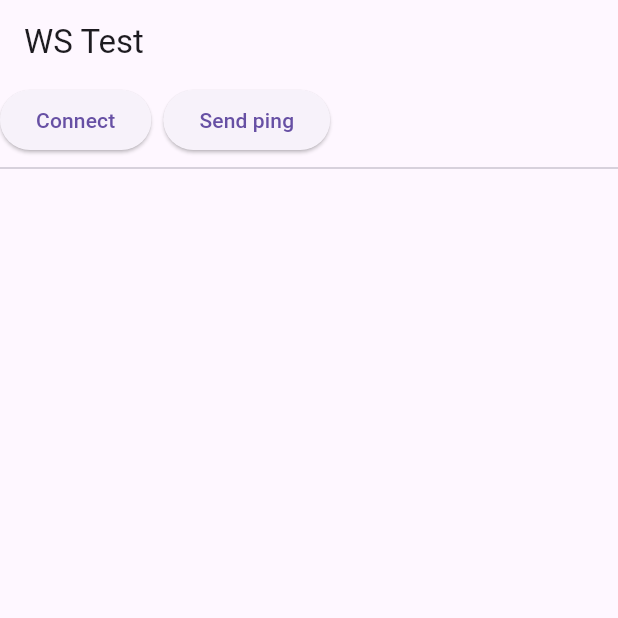
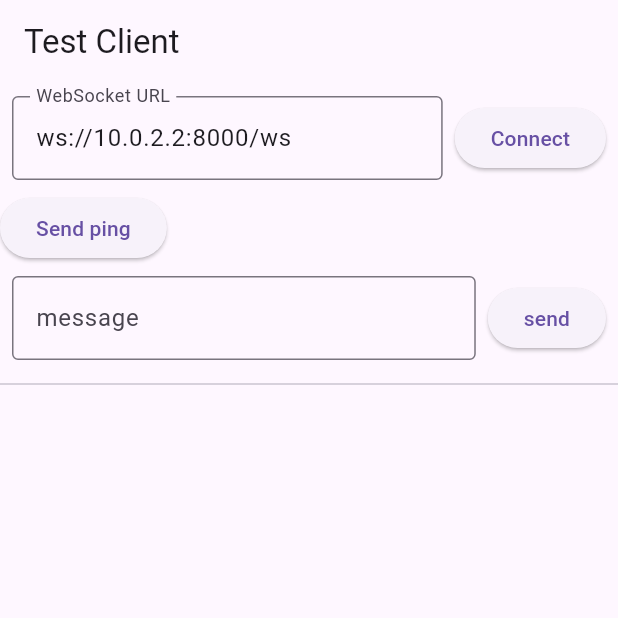
Before and after one commit to Xentox/Client-Server-Flutter, a Flutter app: the screen it shows after launch, on a phone screen of 412 x 824 dp, the top half of it. Run offline on Flutter 3.47's test engine with Material 3 defaults, Android fonts, the phone set to English and light mode, and no system bars.

Commit message:
Updated Client + Comments

```diff
--- a/lib/main.dart
+++ b/lib/main.dart
@@ -1,7 +1,7 @@
 import 'package:flutter/material.dart';
 import 'package:web_socket_channel/web_socket_channel.dart';
 import 'dart:io';
-import 'package:web_socket_channel/io.dart'; // für Wrap
+import 'package:web_socket_channel/io.dart';
 
 void main() => runApp(const MaterialApp(home: WsDemo()));
 
@@ -13,44 +13,90 @@ class WsDemo extends StatefulWidget {
 class _WsDemoState extends State<WsDemo> {
   WebSocketChannel? ch;
   final List<String> log = [];
+  final TextEditingController _messageField = TextEditingController();
+  final TextEditingController _urlController = TextEditingController(text: 'ws://10.0.2.2:8000/ws');
 
+  /// Applies a connection to the specified WebSocket Server
   Future<void> connect() async {
-  final url = 'ws://10.0.2.2:8000/ws';            // exakt ohne Slash/Fragment
-  debugPrint('CONNECTING (raw): $url');
+    // Establish connection
+    final url = _urlController.text;
+    try {
+      final ws = await WebSocket.connect(url);
+      debugPrint('CONNECTED');
+      final ch = IOWebSocketChannel(ws);
+      setState(() => this.ch = ch);
 
-  try {
-    final ws = await WebSocket.connect(url);      // direkter dart:io-Handshake
-    debugPrint('CONNECTED OK');                   // sollte erreicht werden
-    // optional: in WebSocketChannel wrappen, wenn du Streams nutzen willst
-    final ch = IOWebSocketChannel(ws);
-    setState(() => this.ch = ch);                 // falls du eine ch-Variable nutzt
+      // Message Handler
       ch.stream.listen((data) {
+        // If client receives data, add '<<' to it
         setState(() => log.add('<< $data'));
-    }, onError: (e) {
-      setState(() => log.add('ERROR: $e'));
+      }, onError: (error) {
+        // If client receives error, add 'ERROR:' to it
+        setState(() => log.add('ERROR: $error'));
         this.ch = null;
       }, onDone: () {
+        // If client disconnects, write 'DONE' (not possible in this example)
         setState(() => log.add('DONE'));
         this.ch = null;
       });
-  } catch (e, st) {
-    debugPrint('CONNECT ERROR: $e');
-    debugPrint('$st');
-    setState(() => log.add('ERROR: $e'));
+    } catch (error) {
+      setState(() => log.add('ERROR: $error'));
     }
 }
 
-  void send() => ch?.sink.add('ping');
+  /// Sends a message to the server
+  /// @param text The message to send
+  void send(String text) => ch?.sink.add(text);
 
   @override
   Widget build(BuildContext context) => Scaffold(
-    appBar: AppBar(title: const Text('WS Test')),
+    appBar: AppBar(title: const Text('Test Client')),
     body: Column(children: [
+      Padding(
+        padding: const EdgeInsets.all(8.0),
+        child: Row(children: [
+          Expanded(
+            child: TextField(
+              controller: _urlController,
+              decoration: const InputDecoration(
+                labelText: 'WebSocket URL',
+                border: OutlineInputBorder(),
+              ),
+            ),
+          ),
+          const SizedBox(width: 8),
+          ElevatedButton(onPressed: connect, child: const Text('Connect')),
+        ]),
+      ),
       Row(children: [
-        ElevatedButton(onPressed: connect, child: const Text('Connect')),
+      ElevatedButton(onPressed: () => send('ping'), child: const Text('Send ping')),
+      ]),
+      Padding(
+        padding: const EdgeInsets.all(8.0),
+        child: Row(children: [
+          Expanded(
+            child: TextField(
+              controller: _messageField,
+              decoration: const InputDecoration(
+                labelText: 'message',
+                border: OutlineInputBorder(),
+              ),
+            ),
+          ),
           const SizedBox(width: 8),
-        ElevatedButton(onPressed: send, child: const Text('Send ping')),
+          ElevatedButton(
+            // If send button is pressed, print '>> [message]' for the client and empty the messageField
+            onPressed: () {
+              if (_messageField.text.isNotEmpty) {
+                send(_messageField.text);
+                setState(() => log.add('>> ${_messageField.text}'));
+                _messageField.clear();
+              }
+            },
+            child: const Text('send'),
+          ),
         ]),
+      ),
       const Divider(),
       Expanded(child: ListView(children: [for (final m in log) ListTile(title: Text(m))])),
     ]),
```
Lines whose indentation alone changed are shown as unchanged.
